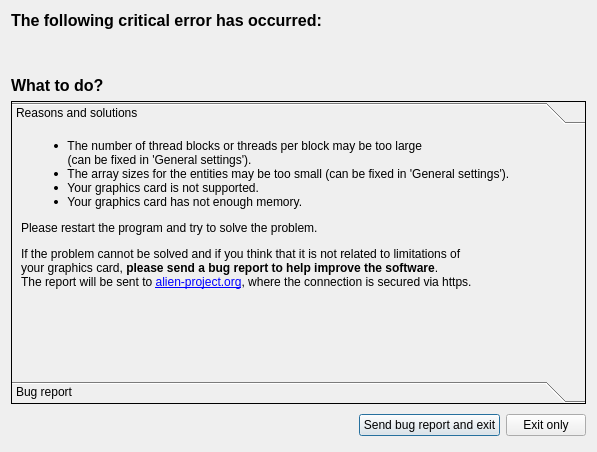
Before: the Qt Designer form source/Gui/BugReportDialog.ui in chrxh/alien, drawn with Qt 5.
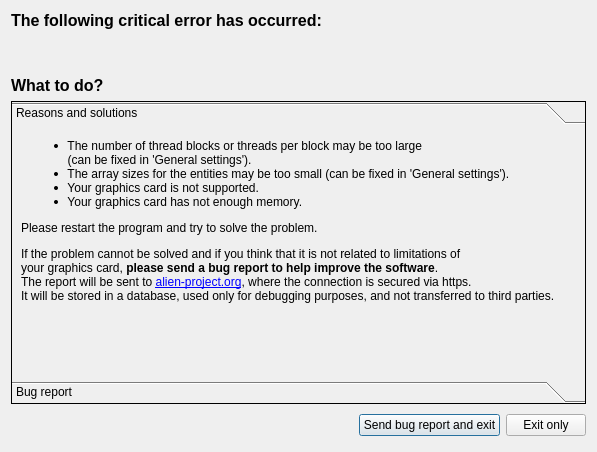
After: the same form once the commit is applied. The open tabs and pages were chosen to show the change.

Commit message: bug report info extended

```diff
--- a/source/Gui/BugReportDialog.ui
+++ b/source/Gui/BugReportDialog.ui
@@ -154,7 +154,7 @@
 &lt;li style=&quot;&quot; style=&quot; margin-top:0px; margin-bottom:0px; margin-left:0px; margin-right:0px; -qt-block-indent:0; text-indent:0px;&quot;&gt;  Your graphics card is not supported.&lt;/li&gt;
 &lt;li style=&quot;&quot; style=&quot; margin-top:0px; margin-bottom:12px; margin-left:0px; margin-right:0px; -qt-block-indent:0; text-indent:0px;&quot;&gt;  Your graphics card has not enough memory.&lt;/li&gt;&lt;/ul&gt;
 &lt;p style=&quot; margin-top:12px; margin-bottom:12px; margin-left:0px; margin-right:0px; -qt-block-indent:0; text-indent:0px;&quot;&gt;Please restart the program and try to solve the problem.&lt;/p&gt;
-&lt;p style=&quot; margin-top:12px; margin-bottom:12px; margin-left:0px; margin-right:0px; -qt-block-indent:0; text-indent:0px;&quot;&gt;If the problem cannot be solved and if you think that it is not related to limitations of &lt;br /&gt;your graphics card, &lt;span style=&quot; font-weight:700;&quot;&gt;please send a bug report to help improve the software&lt;/span&gt;.&lt;br /&gt;The report will be sent to &lt;a href=&quot;alien-project.org&quot;&gt;&lt;span style=&quot; text-decoration: underline; color:#0000ff;&quot;&gt;alien-project.org&lt;/span&gt;&lt;/a&gt;, where the connection is secured via https.&lt;/p&gt;&lt;/body&gt;&lt;/html&gt;</string>
+&lt;p style=&quot; margin-top:12px; margin-bottom:12px; margin-left:0px; margin-right:0px; -qt-block-indent:0; text-indent:0px;&quot;&gt;If the problem cannot be solved and if you think that it is not related to limitations of &lt;br /&gt;your graphics card, &lt;span style=&quot; font-weight:700;&quot;&gt;please send a bug report to help improve the software&lt;/span&gt;.&lt;br /&gt;The report will be sent to &lt;a href=&quot;alien-project.org&quot;&gt;&lt;span style=&quot; text-decoration: underline; color:#0000ff;&quot;&gt;alien-project.org&lt;/span&gt;&lt;/a&gt;, where the connection is secured via https. &lt;br /&gt;It will be stored in a database, used only for debugging purposes, and not transferred to third parties.&lt;/p&gt;&lt;/body&gt;&lt;/html&gt;</string>
          </property>
          <property name="alignment">
           <set>Qt::AlignLeading|Qt::AlignLeft|Qt::AlignTop</set>
```
Left out of the diff: 2 changed lines with no effect on the pictures. The commit also changes 1 other file.
